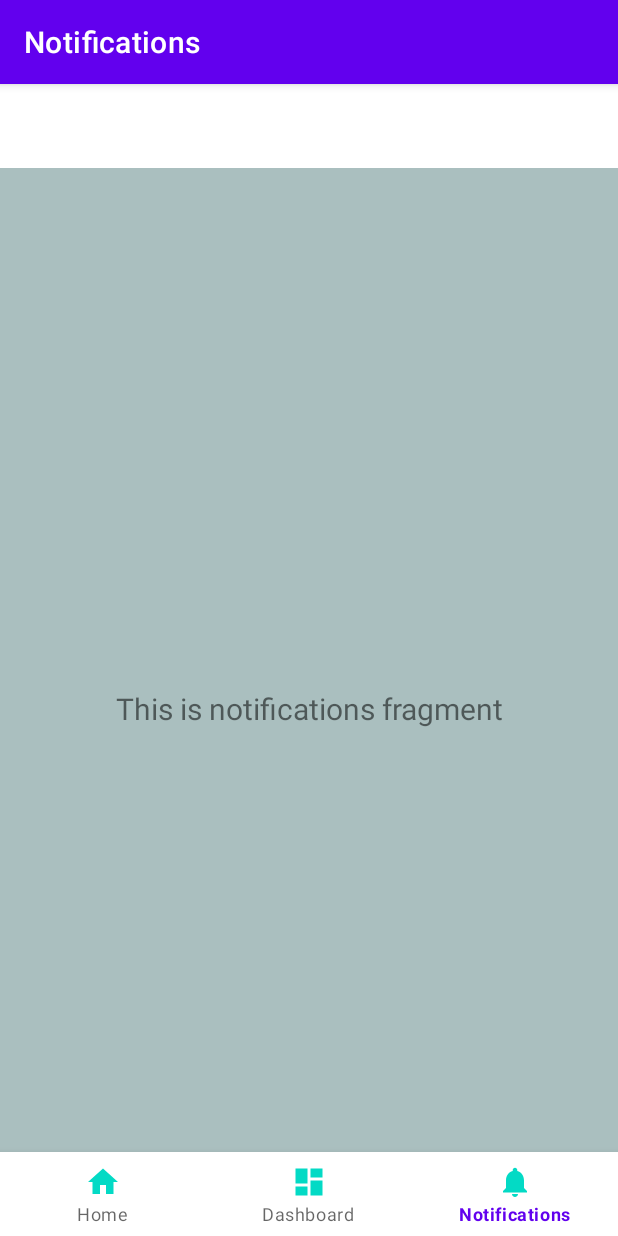
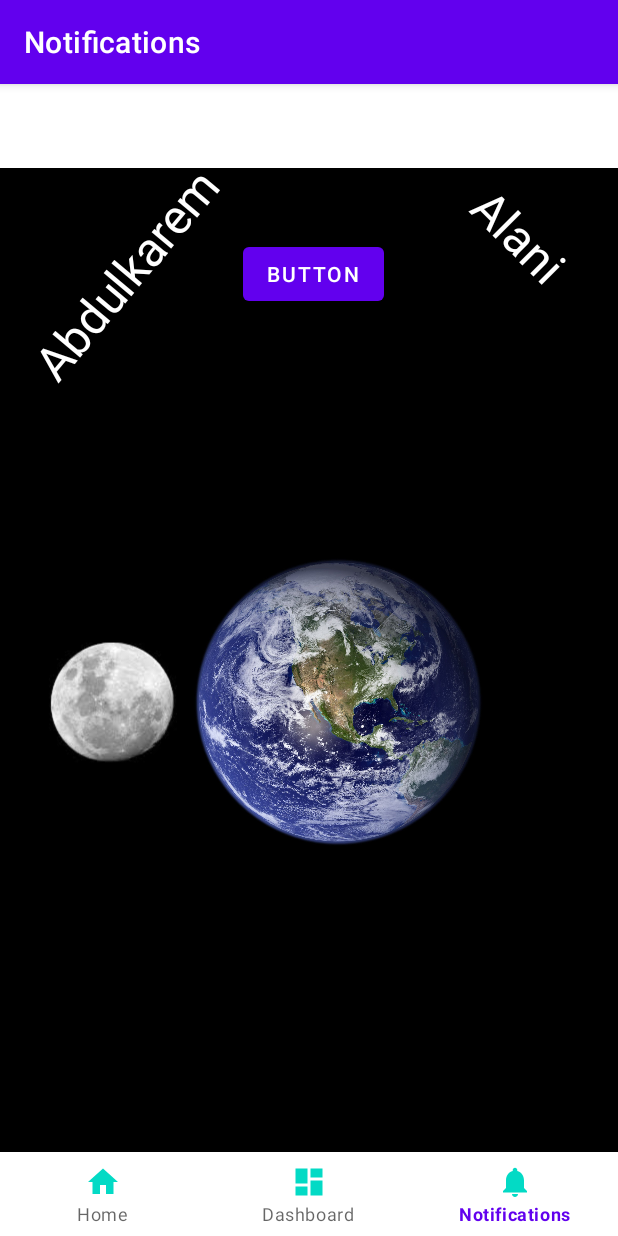
Before and after one commit to KitkatChunk/Abdulkarem_Alani_Lab3, an Android app: the NotificationsFragment screen opened through its navigation route, on a phone screen of 412 x 824 dp. Run offline under Robolectric (Android 15) with nearby library versions, the phone set to English and light mode, and no system bars; our stand-ins replace navigation-ui.

Commit message:
Added 2nd and 3rd task functionalities

```diff
--- a/app/src/main/java/abdulkarem/alani/s300993768/AbdulkaremMainActivity.java
+++ b/app/src/main/java/abdulkarem/alani/s300993768/AbdulkaremMainActivity.java
@@ -1,8 +1,13 @@
 package abdulkarem.alani.s300993768;
 
+import android.graphics.drawable.AnimationDrawable;
+import android.graphics.drawable.BitmapDrawable;
 import android.os.Bundle;
 import android.view.View;
+import android.view.animation.Animation;
+import android.view.animation.AnimationUtils;
 import android.widget.Button;
+import android.widget.ImageView;
 import android.widget.RadioButton;
 
 import androidx.appcompat.app.AppCompatActivity;
@@ -22,9 +27,17 @@ public class AbdulkaremMainActivity extends AppCompatActivity {
     private CanvasView customCanvas;
     private Button updateButton;
 
+    private ImageView imageView;
+    private Button startButton, stopButton;
+    private AnimationDrawable animationDrawable=null;
+    Button btnStart;
+    ImageView iV_moon;
+    ImageView iV_earth;
+
     private Button clearButton;
     @Override
     protected void onCreate(Bundle savedInstanceState) {
+
 
         super.onCreate(savedInstanceState);
         setContentView(R.layout.abdulkarem_activity);
@@ -38,15 +51,35 @@ public class AbdulkaremMainActivity extends AppCompatActivity {
         NavigationUI.setupActionBarWithNavController(this, navController, appBarConfiguration);
         NavigationUI.setupWithNavController(navView, navController);
 
+        btnStart = findViewById(R.id.startMoonBtn);
+        iV_moon =findViewById(R.id.moon);
+        iV_earth=findViewById(R.id.earth);
+
        clearButton = (Button) findViewById(R.id.abdulClearbtn);
 
         customCanvas = (CanvasView) findViewById(R.id.canvasView);
 
 
+        // CLick button just crashes the app.
+//        findViewById(R.id.startAnimBtn).setOnClickListener(new View.OnClickListener() {
+//            @Override
+//            public void onClick(View view) {
+//                startDisplaying(view);
+//            }
+//        });
+
+        // CLick button just crashes the app.
 //        findViewById(R.id.abdulClearbtn).setOnClickListener(new View.OnClickListener() {
 //            @Override
 //            public void onClick(View view) {
 //                setContentView(R.layout.abdulkarem_fragment_home);
+//            }
+//        });
+
+//        findViewById(R.id.startMoonBtn).setOnClickListener(new View.OnClickListener() {
+//            @Override
+//            public void onClick(View view) {
+//                startmoonAnim(view);
 //            }
 //        });
 
@@ -55,6 +88,25 @@ public class AbdulkaremMainActivity extends AppCompatActivity {
 
     }
 
+    public void startDisplaying(View view){
+        BitmapDrawable frame1= (BitmapDrawable) getResources().getDrawable(R.drawable.anim1);
+        BitmapDrawable frame2=(BitmapDrawable) getResources().getDrawable(R.drawable.anim2);
+        BitmapDrawable frame3=(BitmapDrawable) getResources().getDrawable(R.drawable.anim3);
+        BitmapDrawable frame4=(BitmapDrawable) getResources().getDrawable(R.drawable.anim4);
+        BitmapDrawable frame5=(BitmapDrawable) getResources().getDrawable(R.drawable.anim5);
+
+
+        animationDrawable = new AnimationDrawable();
+        animationDrawable.addFrame(frame1,220);
+        animationDrawable.addFrame(frame2,220);
+        animationDrawable.addFrame(frame3,220);
+        animationDrawable.addFrame(frame4,220);
+        animationDrawable.addFrame(frame5,220);
+
+        imageView.setImageDrawable(animationDrawable);
+        animationDrawable.start();
+
+    }
 
     public void onRadioButtonClicked(View view) {
         // Is the button now checked?
@@ -94,6 +146,15 @@ public class AbdulkaremMainActivity extends AppCompatActivity {
         }
     }
 
+    public void startmoonAnim(View view)
+    {
+        Animation moonAnimation = AnimationUtils.loadAnimation(this,R.anim.moon_movment);
+        Animation earthAnimation = AnimationUtils.loadAnimation(this,R.anim.spin_around);
+
+        iV_earth.startAnimation(earthAnimation);
+        iV_moon.startAnimation(moonAnimation);
+
+    }
 
 
 
--- /dev/null
+++ b/app/src/main/res/anim/moon_movment.xml
@@ -0,0 +1,67 @@
+<?xml version="1.0" encoding="utf-8"?>
+<set xmlns:android="http://schemas.android.com/apk/res/android"
+    android:shareInterpolator="false">
+    <translate
+        android:toYDelta="-350"
+        android:toXDelta="200"
+        android:fillAfter="true"
+        android:duration="2500">
+
+    </translate>
+
+    <translate
+        android:toXDelta="500"
+        android:fillAfter="true"
+        android:duration="2500"
+        android:startOffset="2500">
+    </translate>
+    <translate
+        android:toYDelta="350"
+        android:toXDelta="170"
+        android:fillAfter="true"
+        android:duration="2500"
+        android:startOffset="5000">
+
+
+    </translate>
+    <translate
+        android:toYDelta="300"
+        android:fillAfter="true"
+        android:duration="2500"
+        android:startOffset="7500">
+
+    </translate>
+    <translate
+        android:toYDelta="200"
+        android:toXDelta="-300"
+        android:fillAfter="true"
+        android:duration="2500"
+        android:startOffset="10000">
+
+    </translate>
+    <translate
+        android:toXDelta="-300"
+        android:fillAfter="true"
+        android:duration="2500"
+        android:startOffset="12500">
+
+    </translate>
+    <translate
+        android:toYDelta="-300"
+        android:toXDelta="-270"
+        android:fillAfter="true"
+        android:duration="2500"
+        android:startOffset="15000">
+
+    </translate>
+    <translate
+        android:toYDelta="-200"
+        android:fillAfter="true"
+        android:duration="2500"
+        android:startOffset="17500">
+
+    </translate>
+
+
+
+</set>
--- /dev/null
+++ b/app/src/main/res/anim/spin_around.xml
@@ -0,0 +1,14 @@
+<?xml version="1.0" encoding="utf-8"?>
+<set xmlns:android="http://schemas.android.com/apk/res/android"
+    android:shareInterpolator="false">
+    <rotate
+        android:fromDegrees="0"
+        android:toDegrees="360"
+        android:pivotX="50%"
+        android:pivotY="50%"
+        android:duration="18000"
+        android:repeatCount="infinite"
+        />
+
+
+</set>
--- a/app/src/main/res/layout/alani_fragment_dashboard.xml
+++ b/app/src/main/res/layout/alani_fragment_dashboard.xml
@@ -15,14 +15,16 @@
         android:layout_marginTop="8dp"
         android:layout_marginEnd="8dp"
         android:textAlignment="center"
-        android:textSize="20sp"
+        android:textSize="0sp"
         app:layout_constraintBottom_toBottomOf="parent"
         app:layout_constraintEnd_toEndOf="parent"
+        app:layout_constraintHorizontal_bias="1.0"
         app:layout_constraintStart_toStartOf="parent"
-        app:layout_constraintTop_toTopOf="parent" />
+        app:layout_constraintTop_toTopOf="parent"
+        app:layout_constraintVertical_bias="0.087" />
 
     <Button
-        android:id="@+id/button"
+        android:id="@+id/startAnimBtn"
         android:layout_width="323dp"
         android:layout_height="64dp"
         android:text="Button"
@@ -31,4 +33,14 @@
         app:layout_constraintStart_toStartOf="parent"
         app:layout_constraintTop_toTopOf="parent"
         app:layout_constraintVertical_bias="0.023" />
+
+    <ImageView
+        android:id="@+id/imageView3"
+        android:layout_width="170dp"
+        android:layout_height="201dp"
+        android:src="@drawable/anim1"
+        app:layout_constraintBottom_toBottomOf="parent"
+        app:layout_constraintEnd_toEndOf="parent"
+        app:layout_constraintStart_toStartOf="parent"
+        app:layout_constraintTop_toTopOf="parent" />
 </androidx.constraintlayout.widget.ConstraintLayout>
--- a/app/src/main/res/layout/s300993768_fragment_notifications.xml
+++ b/app/src/main/res/layout/s300993768_fragment_notifications.xml
@@ -4,8 +4,32 @@
     xmlns:tools="http://schemas.android.com/tools"
     android:layout_width="match_parent"
     android:layout_height="match_parent"
-    android:background="#AABFBF"
+    android:background="@color/black"
     tools:context=".ui.notifications.NotificationsFragment">
+
+    <ImageView
+        android:id="@+id/earth"
+        android:layout_width="214dp"
+        android:layout_height="213dp"
+        android:src="@drawable/earth"
+        app:layout_constraintBottom_toBottomOf="parent"
+        app:layout_constraintEnd_toEndOf="parent"
+        app:layout_constraintHorizontal_bias="0.598"
+        app:layout_constraintStart_toStartOf="parent"
+        app:layout_constraintTop_toTopOf="parent"
+        android:contentDescription="TODO" />
+
+    <ImageView
+        android:id="@+id/moon"
+        android:layout_width="86dp"
+        android:layout_height="95dp"
+        android:src="@drawable/moon"
+        app:layout_constraintBottom_toBottomOf="parent"
+        app:layout_constraintEnd_toEndOf="parent"
+        app:layout_constraintHorizontal_bias="0.098"
+        app:layout_constraintStart_toStartOf="parent"
+        app:layout_constraintTop_toTopOf="parent"
+        android:contentDescription="TODO" />
 
     <TextView
         android:id="@+id/text_notifications"
@@ -15,9 +39,55 @@
         android:layout_marginTop="8dp"
         android:layout_marginEnd="8dp"
         android:textAlignment="center"
-        android:textSize="20sp"
+        android:textSize="0sp"
         app:layout_constraintBottom_toBottomOf="parent"
         app:layout_constraintEnd_toEndOf="parent"
+        app:layout_constraintHorizontal_bias="0.0"
         app:layout_constraintStart_toStartOf="parent"
-        app:layout_constraintTop_toTopOf="parent" />
+        app:layout_constraintTop_toTopOf="parent"
+        app:layout_constraintVertical_bias="0.998" />
+
+    <TextView
+        android:id="@+id/textView2"
+        android:layout_width="174dp"
+        android:layout_height="48dp"
+        android:rotation="310"
+        android:text="@string/abdulkarem"
+        android:textColor="@color/white"
+        android:textSize="32sp"
+        app:layout_constraintBottom_toBottomOf="parent"
+        app:layout_constraintEnd_toEndOf="parent"
+        app:layout_constraintHorizontal_bias="0.0"
+        app:layout_constraintStart_toStartOf="parent"
+        app:layout_constraintTop_toTopOf="parent"
+        app:layout_constraintVertical_bias="0.07" />
+
+    <TextView
+        android:id="@+id/textView3"
+        android:layout_width="113dp"
+        android:layout_height="59dp"
+        android:rotation="45"
+        android:text="@string/alani"
+        android:textColor="@color/white"
+        android:textSize="32sp"
+        app:layout_constraintBottom_toBottomOf="parent"
+        app:layout_constraintEnd_toEndOf="parent"
+        app:layout_constraintHorizontal_bias="1.0"
+        app:layout_constraintStart_toStartOf="parent"
+        app:layout_constraintTop_toTopOf="parent"
+        app:layout_constraintVertical_bias="0.055" />
+
+    <Button
+        android:id="@+id/startMoonBtn"
+        android:layout_width="wrap_content"
+        android:layout_height="wrap_content"
+        android:text="@string/button"
+        app:layout_constraintBottom_toBottomOf="parent"
+        app:layout_constraintEnd_toEndOf="parent"
+        app:layout_constraintHorizontal_bias="0.509"
+        app:layout_constraintStart_toStartOf="parent"
+        app:layout_constraintTop_toTopOf="parent"
+        app:layout_constraintVertical_bias="0.07"
+        tools:text="Start" />
+
 </androidx.constraintlayout.widget.ConstraintLayout>
--- a/app/src/main/res/values/strings.xml
+++ b/app/src/main/res/values/strings.xml
@@ -13,4 +13,7 @@
     <string name="small_size">Small size</string>
     <string name="medium_size">Medium Size</string>
     <string name="large_size">Large Size</string>
+    <string name="alani">Alani</string>
+    <string name="abdulkarem">Abdulkarem</string>
+    <string name="button">Button</string>
 </resources>
```
Also changed, not shown: app/src/main/res/drawable/anim1.PNG (added), app/src/main/res/drawable/anim2.PNG (added), app/src/main/res/drawable/anim3.PNG (added), app/src/main/res/drawable/anim4.PNG (added), app/src/main/res/drawable/anim5.PNG (added), app/src/main/res/drawable/earth.jpg (added), app/src/main/res/drawable/moon.png (added).
